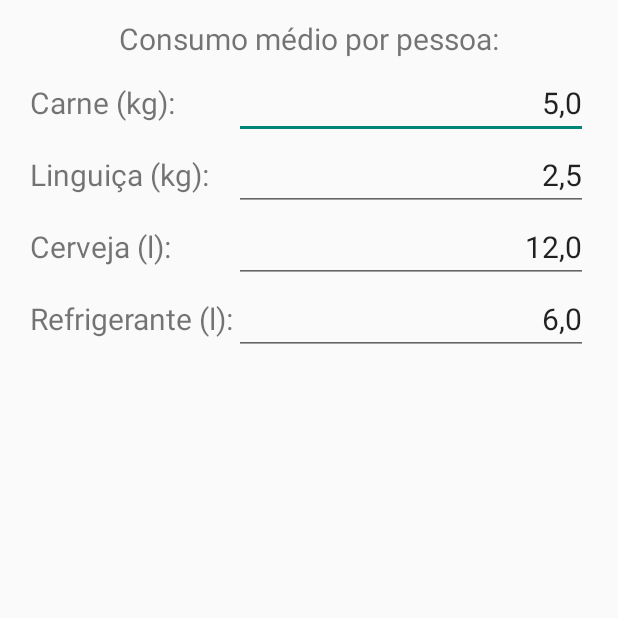
After one commit to AndreBanki/Churrascometro, an Android app: the ConfigTabActivity screen opened directly, with no data from a screen before it, on a phone screen of 412 x 824 dp, the top half of it. The commit adds this screen. Run offline under Robolectric (Android 15) with nearby library versions, the phone set to English and light mode, and no system bars.

Commit message:
Protótipo da tela Config

```diff
--- a/app/src/main/AndroidManifest.xml
+++ b/app/src/main/AndroidManifest.xml
@@ -19,6 +19,7 @@
         <activity
             android:name=".ConfigActivity"
             android:label="@string/action_settings" />
+        <activity android:name=".ConfigTabActivity"/>
     </application>
 
 </manifest>
--- /dev/null
+++ b/app/src/main/java/com/banki/churrascometro/ConfigTabActivity.java
@@ -0,0 +1,16 @@
+package com.banki.churrascometro;
+
+import android.app.Activity;
+import android.os.Bundle;
+import android.view.Gravity;
+import android.widget.TextView;
+
+public class ConfigTabActivity extends Activity
+{
+    @Override
+    public void onCreate(Bundle savedInstanceState)
+    {
+        super.onCreate(savedInstanceState);
+        setContentView(R.layout.data_config);
+    }
+}
--- /dev/null
+++ b/app/src/main/res/layout/data_config.xml
@@ -0,0 +1,55 @@
+<?xml version="1.0" encoding="utf-8"?>
+<LinearLayout xmlns:android="http://schemas.android.com/apk/res/android"
+    android:orientation="vertical"
+    android:layout_width="match_parent"
+    android:layout_height="wrap_content"
+    android:layout_marginLeft="20dp"
+    android:layout_marginRight="20dp"
+    android:layout_marginTop="10dp">
+
+    <TextView style="@style/subtitulo"
+        android:text="Consumo médio por pessoa:"
+        android:layout_marginBottom="5dp"
+        android:layout_gravity="center_horizontal"
+        android:layout_marginTop="2dp" />
+
+    <TableLayout
+        android:orientation="horizontal"
+        android:layout_width="match_parent"
+        android:layout_height="wrap_content"
+        android:stretchColumns="1">
+        <TableRow>
+            <TextView style="@style/texto"
+                android:text="Carne (kg):" />
+
+            <EditText style="@style/editNumero"
+                android:id="@+id/editCarne"
+                android:text="5,0" />
+        </TableRow>
+        <TableRow>
+            <TextView style="@style/texto"
+                android:text="Linguiça (kg):" />
+
+            <EditText style="@style/editNumero"
+                android:id="@+id/editLinguica"
+                android:text="2,5" />
+        </TableRow>
+        <TableRow>
+            <TextView style="@style/texto"
+                android:text="Cerveja (l):" />
+
+            <EditText style="@style/editNumero"
+                android:id="@+id/editCerveja"
+                android:text="12,0"
+                />
+        </TableRow>
+        <TableRow>
+            <TextView style="@style/texto"
+                android:text="Refrigerante (l):" />
+
+            <EditText style="@style/editNumero"
+                android:id="@+id/editRefri"
+                android:text="6,0" />
+        </TableRow>
+    </TableLayout>
+</LinearLayout>
```
Also changed, not shown: app/src/main/java/com/banki/churrascometro/ConfigActivity.java (+27 -7 lines), app/src/main/res/layout-land/activity_config.xml (deleted, +0 -52 lines), app/src/main/res/layout-port/activity_config.xml (deleted, +0 -52 lines), app/src/main/res/layout/activity_config.xml (added, +19 -0 lines).
